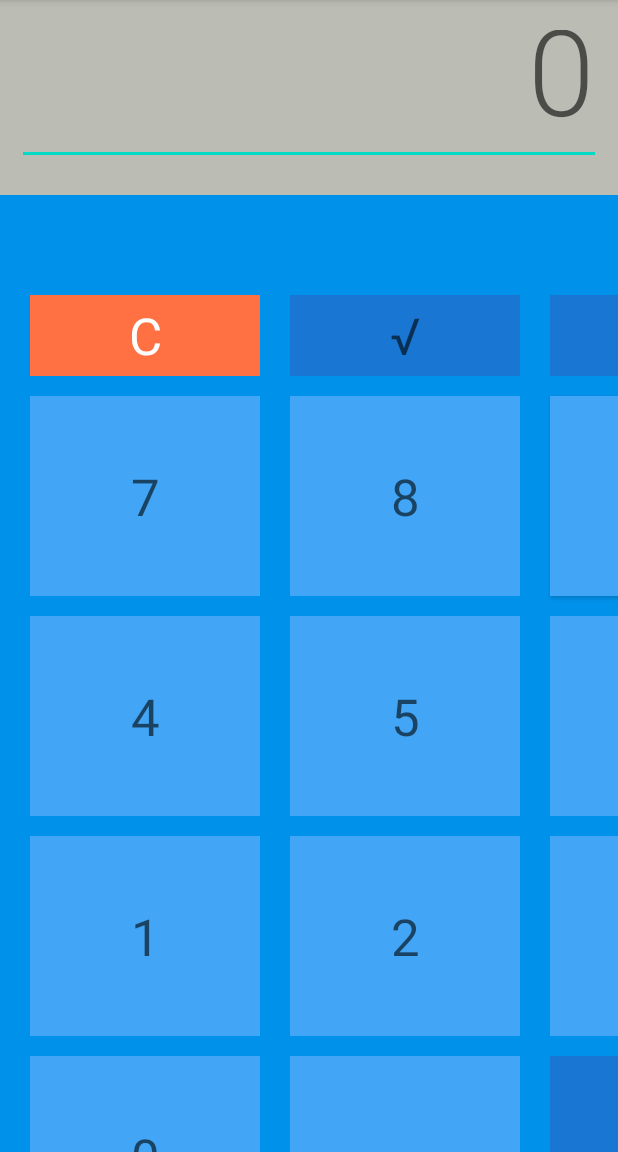
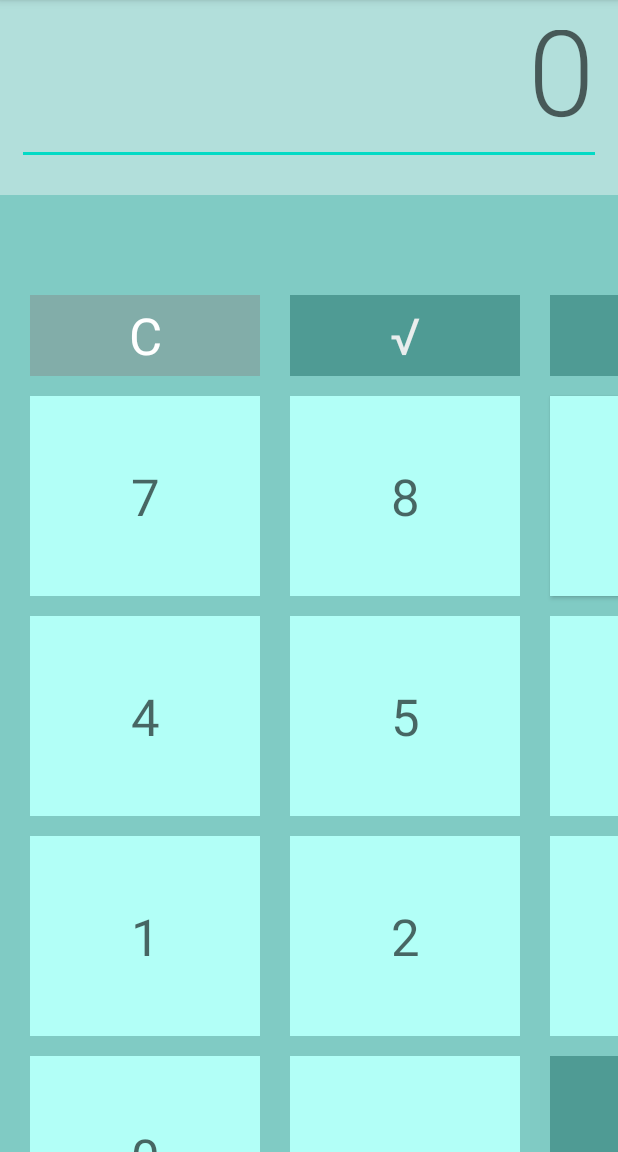
Before and after one commit to czujko/Calculadora, an Android app: the screen it shows after launch (MainActivity), on a phone screen of 412 x 824 dp, the part 84-1236 px from its top. Run offline under Robolectric (Android 15) with nearby library versions, the phone set to English and light mode, and no system bars.

Commit message:
Responsive

```diff
--- a/app/src/main/res/layout/activity_main.xml
+++ b/app/src/main/res/layout/activity_main.xml
@@ -4,15 +4,15 @@
     xmlns:tools="http://schemas.android.com/tools"
     android:layout_width="wrap_content"
     android:layout_height="match_parent"
-    android:background="#BBBDB5"
+    android:background="#b2dfdb"
     tools:context=".MainActivity">
 
     <TableLayout
         android:id="@+id/tableLayout"
-        android:layout_width="0dp"
-        android:layout_height="0dp"
+        android:layout_width="match_parent"
+        android:layout_height="match_parent"
         android:layout_marginTop="130dp"
-        android:background="#0091EA"
+        android:background="#80cbc4"
         app:layout_constraintBottom_toBottomOf="parent"
         app:layout_constraintEnd_toEndOf="parent"
         app:layout_constraintHorizontal_bias="0.0"
@@ -33,7 +33,7 @@
                 android:layout_marginLeft="30px"
                 android:layout_marginTop="100px"
                 android:layout_marginBottom="10px"
-                android:background="#FF7043"
+                android:background="#82ada9"
                 android:text="C"
                 android:textAppearance="@style/TextAppearance.AppCompat.Display1"
                 android:textColor="@color/white" />
@@ -46,9 +46,10 @@
                 android:layout_marginLeft="30px"
                 android:layout_marginTop="100px"
                 android:layout_marginBottom="10px"
-                android:background="#1976D2"
+                android:background="#4f9b94"
                 android:text="&#8730;"
-                android:textAppearance="@style/TextAppearance.AppCompat.Display1" />
+                android:textAppearance="@style/TextAppearance.AppCompat.Display1"
+                android:textColor="#EBF6F4F4" />
 
             <Button
                 android:id="@+id/button11"
@@ -58,9 +59,10 @@
                 android:layout_marginLeft="30px"
                 android:layout_marginTop="100px"
                 android:layout_marginBottom="10px"
-                android:background="#1976D2"
+                android:background="#4f9b94"
                 android:text="&#8260;"
-                android:textAppearance="@style/TextAppearance.AppCompat.Display1" />
+                android:textAppearance="@style/TextAppearance.AppCompat.Display1"
+                android:textColor="#EBF6F4F4" />
 
             <Button
                 android:id="@+id/button12"
@@ -70,9 +72,10 @@
                 android:layout_marginLeft="30px"
                 android:layout_marginTop="100px"
                 android:layout_marginBottom="10px"
-                android:background="#1976D2"
+                android:background="#4f9b94"
                 android:text="%"
-                android:textAppearance="@style/TextAppearance.AppCompat.Display1" />
+                android:textAppearance="@style/TextAppearance.AppCompat.Display1"
+                android:textColor="#EBF6F4F4" />
 
         </TableRow>
 
@@ -89,7 +92,7 @@
                 android:layout_marginLeft="30px"
                 android:layout_marginTop="10px"
                 android:layout_marginBottom="10px"
-                android:background="#42A5F5"
+                android:background="#b2fff7"
                 android:text="7"
                 android:textAppearance="@style/TextAppearance.AppCompat.Display1" />
 
@@ -101,7 +104,7 @@
                 android:layout_marginLeft="30px"
                 android:layout_marginTop="10px"
                 android:layout_marginBottom="10px"
-                android:background="#42A5F5"
+                android:background="#b2fff7"
                 android:text="8"
                 android:textAppearance="@style/TextAppearance.AppCompat.Display1" />
 
@@ -112,7 +115,7 @@
                 android:layout_marginLeft="30px"
                 android:layout_marginTop="10px"
                 android:layout_marginBottom="10px"
-                android:background="#42A5F5"
+                android:background="#b2fff7"
                 android:text="9"
                 android:textAppearance="@style/TextAppearance.AppCompat.Display1" />
 
@@ -123,10 +126,11 @@
                 android:layout_marginLeft="30px"
                 android:layout_marginTop="10px"
                 android:layout_marginBottom="10px"
-                android:background="#1976D2"
+                android:background="#4f9b94"
                 android:onClick="onClickMultiplica"
                 android:text="x"
-                android:textAppearance="@style/TextAppearance.AppCompat.Display1" />
+                android:textAppearance="@style/TextAppearance.AppCompat.Display1"
+                android:textColor="#EBF6F4F4" />
         </TableRow>
 
         <TableRow
@@ -141,7 +145,7 @@
                 android:layout_marginLeft="30px"
                 android:layout_marginTop="10px"
                 android:layout_marginBottom="10px"
-                android:background="#42A5F5"
+                android:background="#b2fff7"
                 android:text="4"
                 android:textAppearance="@style/TextAppearance.AppCompat.Display1" />
 
@@ -152,7 +156,7 @@
                 android:layout_marginLeft="30px"
                 android:layout_marginTop="10px"
                 android:layout_marginBottom="10px"
-                android:background="#42A5F5"
+                android:background="#b2fff7"
                 android:text="5"
                 android:textAppearance="@style/TextAppearance.AppCompat.Display1" />
 
@@ -163,7 +167,7 @@
                 android:layout_marginLeft="30px"
                 android:layout_marginTop="10px"
                 android:layout_marginBottom="10px"
-                android:background="#42A5F5"
+                android:background="#b2fff7"
                 android:text="6"
                 android:textAppearance="@style/TextAppearance.AppCompat.Display1" />
 
@@ -175,10 +179,11 @@
                 android:layout_marginLeft="30px"
                 android:layout_marginTop="10px"
                 android:layout_marginBottom="10px"
-                android:background="#1976D2"
+                android:background="#4f9b94"
                 android:onClick="onClickResta"
                 android:text="&#8722;"
-                android:textAppearance="@style/TextAppearance.AppCompat.Display1" />
+                android:textAppearance="@style/TextAppearance.AppCompat.Display1"
+                android:textColor="#EBF6F4F4" />
         </TableRow>
 
         <TableRow
@@ -195,7 +200,7 @@
                 android:layout_marginLeft="30px"
                 android:layout_marginTop="10px"
                 android:layout_marginBottom="10px"
-                android:background="#42A5F5"
+                android:background="#b2fff7"
                 android:text="1"
                 android:textAppearance="@style/TextAppearance.AppCompat.Display1" />
 
@@ -206,7 +211,7 @@
                 android:layout_marginLeft="30px"
                 android:layout_marginTop="10px"
                 android:layout_marginBottom="10px"
-                android:background="#42A5F5"
+                android:background="#b2fff7"
                 android:text="2"
                 android:textAppearance="@style/TextAppearance.AppCompat.Display1" />
 
@@ -217,7 +222,7 @@
                 android:layout_marginLeft="30px"
                 android:layout_marginTop="10px"
                 android:layout_marginBottom="10px"
-                android:background="#42A5F5"
+                android:background="#b2fff7"
                 android:text="3"
                 android:textAppearance="@style/TextAppearance.AppCompat.Display1" />
 
@@ -229,9 +234,10 @@
                 android:layout_marginLeft="30px"
                 android:layout_marginTop="10px"
                 android:layout_marginBottom="10px"
-                android:background="#1976D2"
+                android:background="#4f9b94"
                 android:text="+"
-                android:textAppearance="@style/TextAppearance.AppCompat.Display1" />
+                android:textAppearance="@style/TextAppearance.AppCompat.Display1"
+                android:textColor="#EBF6F4F4" />
         </TableRow>
 
         <TableRow
@@ -246,7 +252,7 @@
                 android:layout_marginLeft="30px"
                 android:layout_marginTop="10px"
                 android:layout_marginBottom="10px"
-                android:background="#42A5F5"
+                android:background="#b2fff7"
                 android:text="0"
                 android:textAppearance="@style/TextAppearance.AppCompat.Display1" />
 
@@ -257,7 +263,7 @@
                 android:layout_marginLeft="30px"
                 android:layout_marginTop="10px"
                 android:layout_marginBottom="10px"
-                android:background="#42A5F5"
+                android:background="#b2fff7"
                 android:text="."
                 android:textAppearance="@style/TextAppearance.AppCompat.Display1" />
 
@@ -268,9 +274,10 @@
                 android:layout_marginLeft="30px"
                 android:layout_marginTop="10px"
                 android:layout_marginBottom="10px"
-                android:background="#1976D2"
+                android:background="#4f9b94"
                 android:text="="
-                android:textAppearance="@style/TextAppearance.AppCompat.Display1" />
+                android:textAppearance="@style/TextAppearance.AppCompat.Display1"
+                android:textColor="#EBF6F4F4" />
 
             <Button
                 style="?android:attr/buttonBarButtonStyle"
@@ -279,9 +286,10 @@
                 android:layout_marginLeft="30px"
                 android:layout_marginTop="10px"
                 android:layout_marginBottom="10px"
-                android:background="#1976D2"
+                android:background="#4f9b94"
                 android:text="x&#696;"
-                android:textAppearance="@style/TextAppearance.AppCompat.Display1" />
+                android:textAppearance="@style/TextAppearance.AppCompat.Display1"
+                android:textColor="#EBF6F4F4" />
         </TableRow>
 
         <TableRow
@@ -297,10 +305,10 @@
                 android:layout_marginTop="10px"
                 android:layout_marginBottom="10px"
                 android:layout_span="2"
-                android:background="#1976D2"
+                android:background="#4f9b94"
                 android:text="Área del círculo"
                 android:textAppearance="@style/TextAppearance.AppCompat.Body2"
-                android:textColor="@color/white" />
+                android:textColor="#EBFFFFFF" />
 
             <Button
                 style="?android:attr/buttonBarButtonStyle"
@@ -310,10 +318,10 @@
                 android:layout_marginTop="10px"
                 android:layout_marginBottom="10px"
                 android:layout_span="2"
-                android:background="#1976D2"
+                android:background="#4f9b94"
                 android:text="Long. Circunferencia"
                 android:textAppearance="@style/TextAppearance.AppCompat.Body2"
-                android:textColor="@color/white" />
+                android:textColor="#EBFFFFFF" />
         </TableRow>
 
     </TableLayout>
@@ -340,5 +348,4 @@
         app:layout_constraintVertical_bias="0.47" />
 
 
-
 </android.support.constraint.ConstraintLayout>
```
